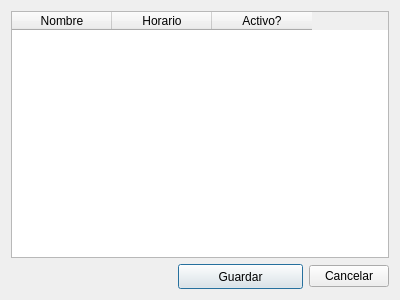
First picture: the form in usuarios.ui, repository linoboss/PyExcel, before the edit.
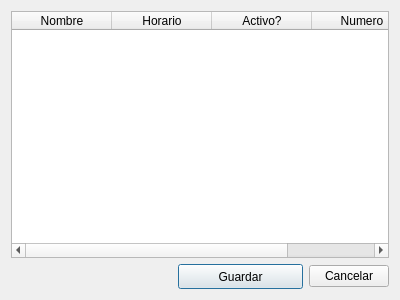
Second picture: the form after the edit.

Commit message: Agregado campo Numero a usuarios

The edit to the form file:
```diff
--- a/usuarios.ui
+++ b/usuarios.ui
@@ -31,6 +31,11 @@
        <string>Activo?</string>
       </property>
      </column>
+     <column>
+      <property name="text">
+       <string>Numero</string>
+      </property>
+     </column>
     </widget>
    </item>
    <item row="1" column="0">
```
The commit also changes 6 other files.
